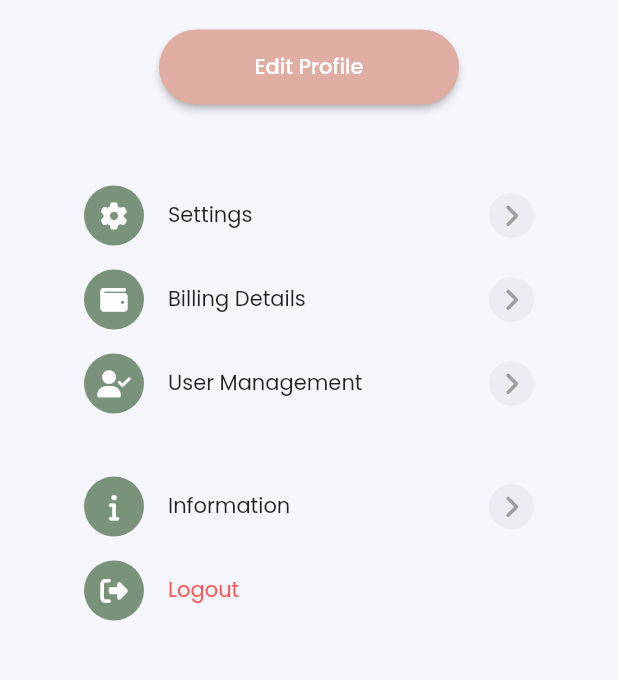
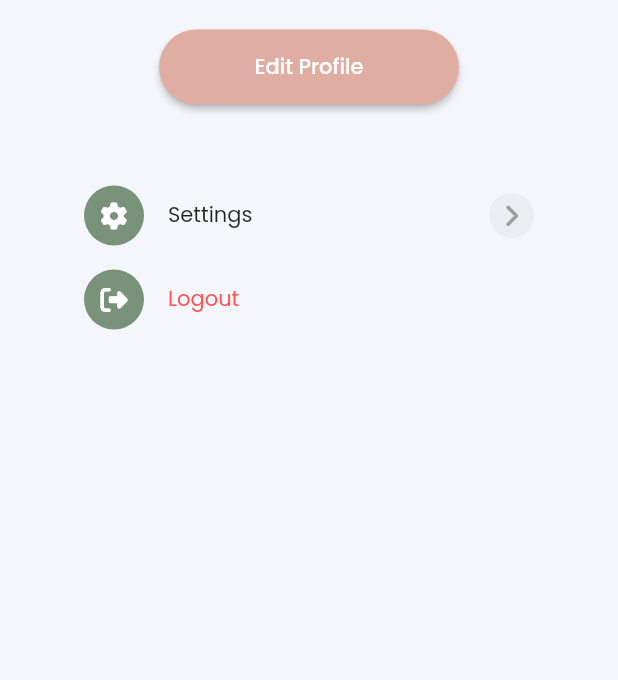
Before and after one commit to arcelzi/sabang, a Flutter app: the Profile screen opened directly, on a phone screen of 412 x 824 dp, the part 407-1087 px from its top. Run offline on Flutter 3.47's test engine with Material 2 defaults, Android fonts, the phone set to English and light mode, and no system bars; our stand-ins replace font_awesome_flutter, google_fonts.

Commit message:
fix profile, fix dashboard

```diff
--- a/lib/menu/profile/profile.dart
+++ b/lib/menu/profile/profile.dart
@@ -96,20 +96,6 @@ class _ProfileState extends State<Profile> {
                   onPress: () {},
                 ),
                 ProfileMenu(
-                    title: "Billing Details",
-                    icon: FontAwesomeIcons.wallet,
-                    onPress: () {}),
-                ProfileMenu(
-                    title: "User Management",
-                    icon: FontAwesomeIcons.userCheck,
-                    onPress: () {}),
-                    const Divider(color: Color(0xFFF5F6FB),),
-                    const SizedBox(height: 10,),
-                ProfileMenu(
-                    title: "Information",
-                    icon: FontAwesomeIcons.info,
-                    onPress: () {}),
-                ProfileMenu(
                     title: "Logout",
                     icon: FontAwesomeIcons.rightFromBracket,
                     textColor: Colors.redAccent,
--- a/lib/view/dashboard.dart
+++ b/lib/view/dashboard.dart
@@ -26,7 +26,7 @@ class _DashboardState extends State<Dashboard>{
     List menuList = [
     {
       "icon": FontAwesomeIcons.box,
-      "title": "Add Nira",
+      "title": "Nira",
       "color": Color(0xFF78937A)
     },
     {
```
